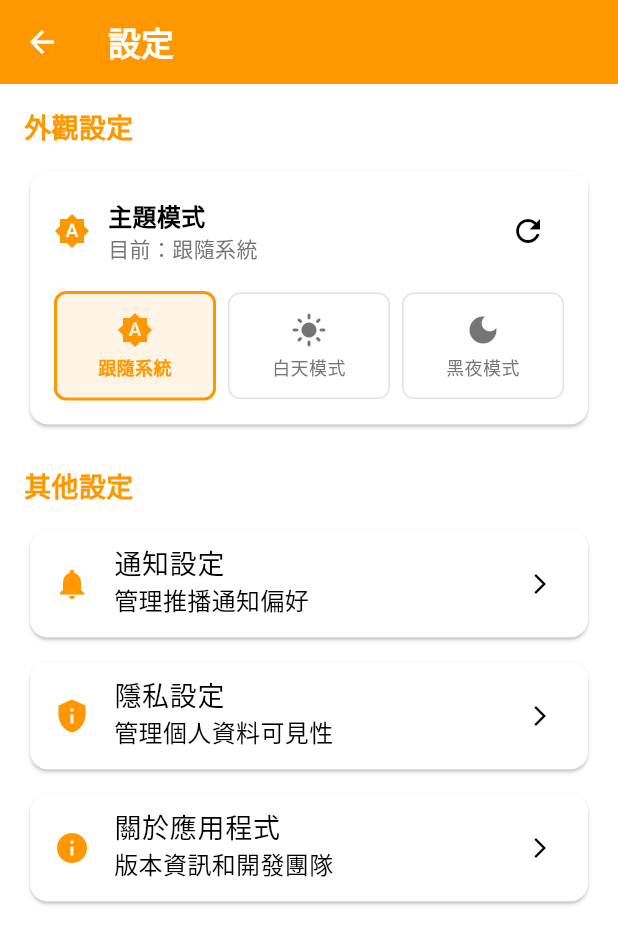
After one commit to 3dw/auto30_next, a Flutter app: the SettingsScreen screen opened by its route, on a phone screen of 412 x 824 dp. The commit adds this screen. Shown: the top 944 px of the screen. Run offline on Flutter 3.47's test engine with Material 3 defaults, Android fonts, the phone set to English and light mode, and no system bars; our stand-ins replace firebase_auth, firebase_core, firebase_database, flutter_map, geolocator, go_router and 4 more; missing offline and left inert: dart:html, dart:js, dart:ui_web, qr_code_scanner; accounts and stored records are empty.

Commit message:
實作完整的主題系統 (白天/黑夜模式)
🎨 新增功能：
- 創建 ThemeProvider 管理主題狀態
- 支援三種主題模式：白天、黑夜、跟隨系統
- 設定會自動儲存到本地 (SharedPreferences)

🖥️ 用戶介面：
- 新增設定頁面 (/settings)
- 美觀的主題切換介面
- 在首頁用戶選單中添加設定入口

🔧 技術實作：
- 整合 ThemeProvider 到 main.dart
- 使用 Consumer2 監聽多個 Provider
- 添加設定頁面路由

📚 文檔：
- 創建 THEME_SYSTEM_GUIDE.md 詳細使用指南
- 包含技術實作細節和使用說明

🎯 使用方式：
首頁 → 右上角頭像 → 設定 → 外觀設定

```diff
--- /dev/null
+++ b/lib/core/providers/theme_provider.dart
@@ -0,0 +1,140 @@
+import 'package:flutter/material.dart';
+import 'package:shared_preferences/shared_preferences.dart';
+
+class ThemeProvider extends ChangeNotifier {
+  ThemeMode _themeMode = ThemeMode.system;
+
+  ThemeMode get themeMode => _themeMode;
+
+  bool get isDarkMode {
+    if (_themeMode == ThemeMode.system) {
+      // 如果是系統模式，根據系統設定判斷
+      return WidgetsBinding.instance.platformDispatcher.platformBrightness == Brightness.dark;
+    }
+    return _themeMode == ThemeMode.dark;
+  }
+
+  bool get isLightMode {
+    if (_themeMode == ThemeMode.system) {
+      // 如果是系統模式，根據系統設定判斷
+      return WidgetsBinding.instance.platformDispatcher.platformBrightness == Brightness.light;
+    }
+    return _themeMode == ThemeMode.light;
+  }
+
+  bool get isSystemMode => _themeMode == ThemeMode.system;
+
+  String get themeModeText {
+    switch (_themeMode) {
+      case ThemeMode.light:
+        return '白天模式';
+      case ThemeMode.dark:
+        return '黑夜模式';
+      case ThemeMode.system:
+        return '跟隨系統';
+    }
+  }
+
+  IconData get themeModeIcon {
+    switch (_themeMode) {
+      case ThemeMode.light:
+        return Icons.light_mode;
+      case ThemeMode.dark:
+        return Icons.dark_mode;
+      case ThemeMode.system:
+        return Icons.brightness_auto;
+    }
+  }
+
+  ThemeProvider() {
+    _loadThemeMode();
+  }
+
+  // 從本地儲存載入主題設定
+  Future<void> _loadThemeMode() async {
+    try {
+      final prefs = await SharedPreferences.getInstance();
+      final themeModeIndex = prefs.getInt('theme_mode') ?? 0; // 預設為系統模式
+
+      switch (themeModeIndex) {
+        case 0:
+          _themeMode = ThemeMode.system;
+          break;
+        case 1:
+          _themeMode = ThemeMode.light;
+          break;
+        case 2:
+          _themeMode = ThemeMode.dark;
+          break;
+        default:
+          _themeMode = ThemeMode.system;
+      }
+      notifyListeners();
+    } catch (e) {
+      debugPrint('載入主題設定時發生錯誤: $e');
+    }
+  }
+
+  // 儲存主題設定到本地
+  Future<void> _saveThemeMode() async {
+    try {
+      final prefs = await SharedPreferences.getInstance();
+      int themeModeIndex;
+
+      switch (_themeMode) {
+        case ThemeMode.system:
+          themeModeIndex = 0;
+          break;
+        case ThemeMode.light:
+          themeModeIndex = 1;
+          break;
+        case ThemeMode.dark:
+          themeModeIndex = 2;
+          break;
+      }
+
+      await prefs.setInt('theme_mode', themeModeIndex);
+    } catch (e) {
+      debugPrint('儲存主題設定時發生錯誤: $e');
+    }
+  }
+
+  // 設定主題模式
+  Future<void> setThemeMode(ThemeMode themeMode) async {
+    if (_themeMode != themeMode) {
+      _themeMode = themeMode;
+      notifyListeners();
+      await _saveThemeMode();
+    }
+  }
+
+  // 切換到下一個主題模式
+  Future<void> toggleThemeMode() async {
+    switch (_themeMode) {
+      case ThemeMode.system:
+        await setThemeMode(ThemeMode.light);
+        break;
+      case ThemeMode.light:
+        await setThemeMode(ThemeMode.dark);
+        break;
+      case ThemeMode.dark:
+        await setThemeMode(ThemeMode.system);
+        break;
+    }
+  }
+
+  // 直接設定為白天模式
+  Future<void> setLightMode() async {
+    await setThemeMode(ThemeMode.light);
+  }
+
+  // 直接設定為黑夜模式
+  Future<void> setDarkMode() async {
+    await setThemeMode(ThemeMode.dark);
+  }
+
+  // 設定為跟隨系統
+  Future<void> setSystemMode() async {
+    await setThemeMode(ThemeMode.system);
+  }
+}
--- /dev/null
+++ b/lib/features/settings/presentation/screens/settings_screen.dart
@@ -0,0 +1,260 @@
+import 'package:flutter/material.dart';
+import 'package:provider/provider.dart';
+import 'package:go_router/go_router.dart';
+import 'package:auto30_next/core/providers/theme_provider.dart';
+
+class SettingsScreen extends StatelessWidget {
+  const SettingsScreen({super.key});
+
+  @override
+  Widget build(BuildContext context) {
+    return Scaffold(
+      appBar: AppBar(
+        title: const Text('設定'),
+        leading: IconButton(
+          icon: const Icon(Icons.arrow_back),
+          onPressed: () {
+            if (context.canPop()) {
+              context.pop();
+            } else {
+              context.go('/');
+            }
+          },
+        ),
+      ),
+      body: Consumer<ThemeProvider>(
+        builder: (context, themeProvider, child) {
+          return ListView(
+            padding: const EdgeInsets.all(16.0),
+            children: [
+              // 主題設定區塊
+              _buildSectionHeader('外觀設定'),
+              _buildThemeCard(context, themeProvider),
+
+              const SizedBox(height: 24),
+
+              // 其他設定區塊
+              _buildSectionHeader('其他設定'),
+              _buildSettingsCard(
+                context,
+                title: '通知設定',
+                subtitle: '管理推播通知偏好',
+                icon: Icons.notifications,
+                onTap: () {
+                  // TODO: 導向通知設定頁面
+                  ScaffoldMessenger.of(context).showSnackBar(
+                    const SnackBar(content: Text('通知設定功能開發中')),
+                  );
+                },
+              ),
+
+              const SizedBox(height: 8),
+
+              _buildSettingsCard(
+                context,
+                title: '隱私設定',
+                subtitle: '管理個人資料可見性',
+                icon: Icons.privacy_tip,
+                onTap: () {
+                  // TODO: 導向隱私設定頁面
+                  ScaffoldMessenger.of(context).showSnackBar(
+                    const SnackBar(content: Text('隱私設定功能開發中')),
+                  );
+                },
+              ),
+
+              const SizedBox(height: 8),
+
+              _buildSettingsCard(
+                context,
+                title: '關於應用程式',
+                subtitle: '版本資訊和開發團隊',
+                icon: Icons.info,
+                onTap: () {
+                  _showAboutDialog(context);
+                },
+              ),
+            ],
+          );
+        },
+      ),
+    );
+  }
+
+  Widget _buildSectionHeader(String title) {
+    return Padding(
+      padding: const EdgeInsets.only(bottom: 12.0),
+      child: Text(
+        title,
+        style: const TextStyle(
+          fontSize: 18,
+          fontWeight: FontWeight.bold,
+          color: Colors.orange,
+        ),
+      ),
+    );
+  }
+
+  Widget _buildThemeCard(BuildContext context, ThemeProvider themeProvider) {
+    return Card(
+      child: Padding(
+        padding: const EdgeInsets.all(16.0),
+        child: Column(
+          crossAxisAlignment: CrossAxisAlignment.start,
+          children: [
+            Row(
+              children: [
+                Icon(themeProvider.themeModeIcon, color: Colors.orange),
+                const SizedBox(width: 12),
+                Expanded(
+                  child: Column(
+                    crossAxisAlignment: CrossAxisAlignment.start,
+                    children: [
+                      const Text(
+                        '主題模式',
+                        style: TextStyle(
+                          fontSize: 16,
+                          fontWeight: FontWeight.bold,
+                        ),
+                      ),
+                      Text(
+                        '目前：${themeProvider.themeModeText}',
+                        style: TextStyle(
+                          fontSize: 14,
+                          color: Colors.grey[600],
+                        ),
+                      ),
+                    ],
+                  ),
+                ),
+                IconButton(
+                  onPressed: () => themeProvider.toggleThemeMode(),
+                  icon: const Icon(Icons.refresh),
+                  tooltip: '切換主題',
+                ),
+              ],
+            ),
+
+            const SizedBox(height: 16),
+
+            // 主題選項
+            Row(
+              children: [
+                Expanded(
+                  child: _buildThemeOption(
+                    context,
+                    title: '跟隨系統',
+                    icon: Icons.brightness_auto,
+                    isSelected: themeProvider.isSystemMode,
+                    onTap: () => themeProvider.setSystemMode(),
+                  ),
+                ),
+                const SizedBox(width: 8),
+                Expanded(
+                  child: _buildThemeOption(
+                    context,
+                    title: '白天模式',
+                    icon: Icons.light_mode,
+                    isSelected: themeProvider.themeMode == ThemeMode.light,
+                    onTap: () => themeProvider.setLightMode(),
+                  ),
+                ),
+                const SizedBox(width: 8),
+                Expanded(
+                  child: _buildThemeOption(
+                    context,
+                    title: '黑夜模式',
+                    icon: Icons.dark_mode,
+                    isSelected: themeProvider.themeMode == ThemeMode.dark,
+                    onTap: () => themeProvider.setDarkMode(),
+                  ),
+                ),
+              ],
+            ),
+          ],
+        ),
+      ),
+    );
+  }
+
+  Widget _buildThemeOption(
+    BuildContext context, {
+    required String title,
+    required IconData icon,
+    required bool isSelected,
+    required VoidCallback onTap,
+  }) {
+    return GestureDetector(
+      onTap: onTap,
+      child: Container(
+        padding: const EdgeInsets.symmetric(vertical: 12, horizontal: 8),
+        decoration: BoxDecoration(
+          color: isSelected ? Colors.orange.withOpacity(0.1) : Colors.transparent,
+          border: Border.all(
+            color: isSelected ? Colors.orange : Colors.grey.withOpacity(0.3),
+            width: isSelected ? 2 : 1,
+          ),
+          borderRadius: BorderRadius.circular(8),
+        ),
+        child: Column(
+          children: [
+            Icon(
+              icon,
+              color: isSelected ? Colors.orange : Colors.grey[600],
+              size: 24,
+            ),
+            const SizedBox(height: 4),
+            Text(
+              title,
+              style: TextStyle(
+                fontSize: 12,
+                color: isSelected ? Colors.orange : Colors.grey[600],
+                fontWeight: isSelected ? FontWeight.bold : FontWeight.normal,
+              ),
+              textAlign: TextAlign.center,
+            ),
+          ],
+        ),
+      ),
+    );
+  }
+
+  Widget _buildSettingsCard(
+    BuildContext context, {
+    required String title,
+    required String subtitle,
+    required IconData icon,
+    required VoidCallback onTap,
+  }) {
+    return Card(
+      child: ListTile(
+        leading: Icon(icon, color: Colors.orange),
+        title: Text(title),
+        subtitle: Text(subtitle),
+        trailing: const Icon(Icons.arrow_forward_ios, size: 16),
+        onTap: onTap,
+      ),
+    );
+  }
+
+  void _showAboutDialog(BuildContext context) {
+    showAboutDialog(
+      context: context,
+      applicationName: 'Auto30 Next',
+      applicationVersion: '1.0.0',
+      applicationIcon: const Icon(
+        Icons.school,
+        size: 48,
+        color: Colors.orange,
+      ),
+      children: [
+        const Text('一個專為自學者設計的互助學習平台'),
+        const SizedBox(height: 16),
+        const Text('開發團隊：'),
+        const Text('• 前端開發：Flutter'),
+        const Text('• 後端服務：Firebase'),
+        const Text('• 地圖服務：OpenStreetMap'),
+      ],
+    );
+  }
+}
```
Also changed, not shown: lib/core/config/app_router.dart (+8 -0 lines), lib/features/home/presentation/screens/home_screen.dart (+15 -6 lines), lib/main.dart (+5 -3 lines), 2 other files.
